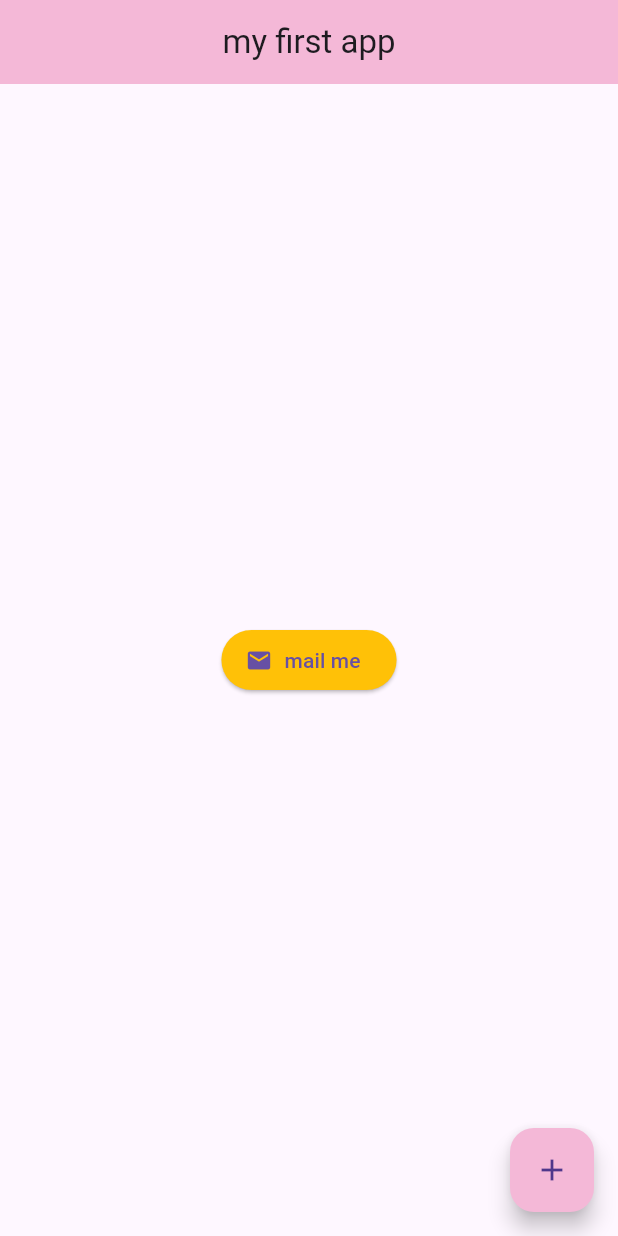
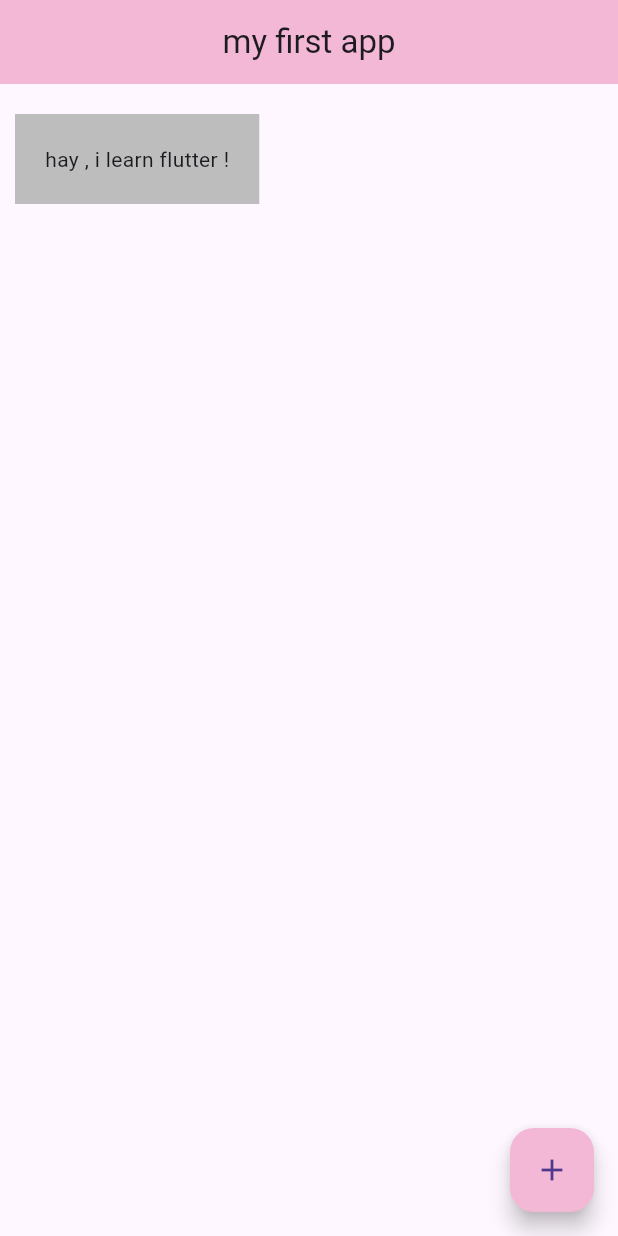
Before and after one commit to sirinekahweji/MyFlutterApp, a Flutter app: the screen it shows after launch, on a phone screen of 412 x 824 dp. Run offline on Flutter 3.47's test engine with Material 3 defaults, Android fonts, the phone set to English and light mode, and no system bars.

Commit message:
container and padding and margin

```diff
--- a/lib/main.dart
+++ b/lib/main.dart
@@ -15,15 +15,12 @@ class Home extends StatelessWidget {
         centerTitle: true,
         backgroundColor: const Color.fromARGB(255, 244, 184, 215),
       ),
-      body: Center(
-          child: ElevatedButton.icon(
-        onPressed: () {},
-        icon: Icon(Icons.mail),
-        label: Text('mail me'),
-        style: ElevatedButton.styleFrom(
-          backgroundColor: Colors.amber, // Set button background color
-        ),
-      )),
+      body: Container(
+        color: Colors.grey[400],
+        padding: EdgeInsets.all(20.0),
+        margin: EdgeInsets.fromLTRB(10.0, 20.0, 30.0, 40.0),
+        child: Text('hay , i learn flutter !'),
+      ),
       floatingActionButton: FloatingActionButton(
         onPressed: () {},
         child: const Icon(Icons.add), // Using an icon is more common for FABs.
```
